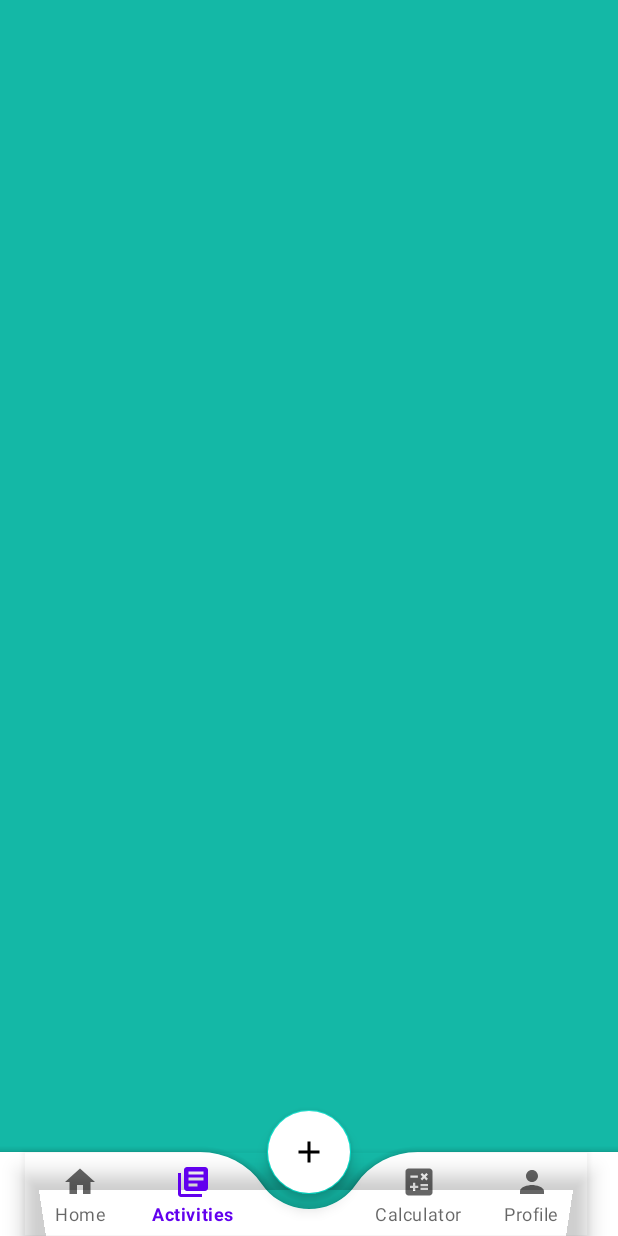
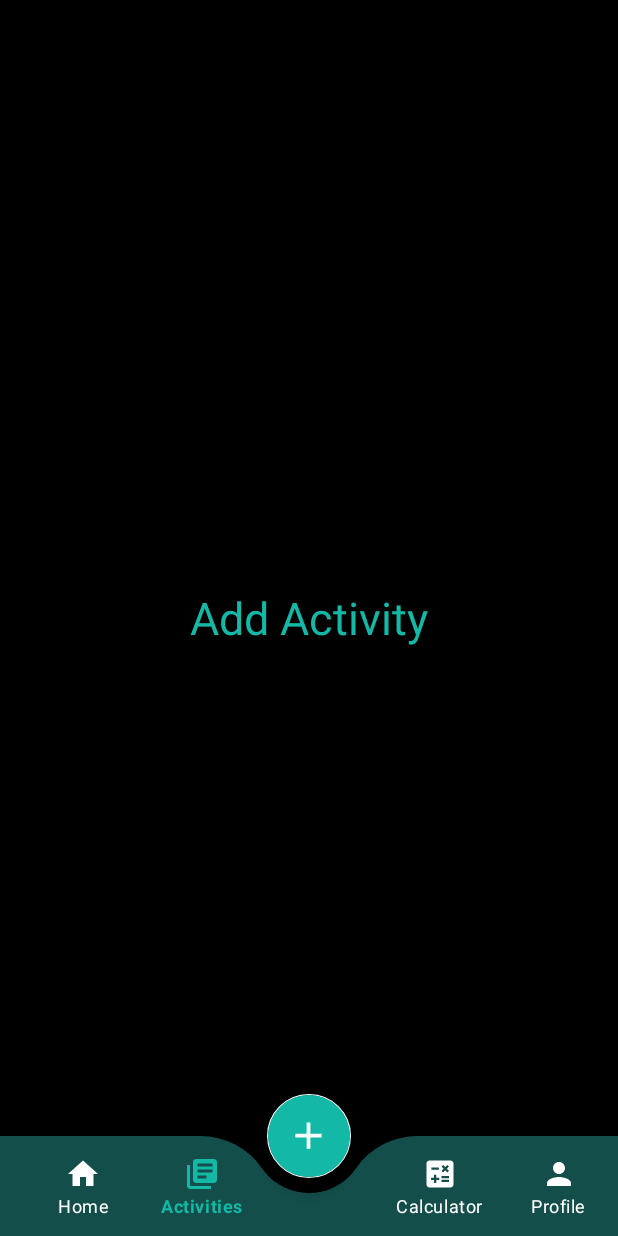
Before and after one commit to CodeWithSomesh/Study-Mate-Android-App, an Android app: the HomeActivity screen opened directly, with no data from a screen before it, item 2 of the bottom bar chosen, on a phone screen of 412 x 824 dp. Run offline under Robolectric (Android 15) with nearby library versions, the phone set to English and light mode, and no system bars.

Commit message:
Done with the Bottom Navbar of the app

```diff
--- a/app/build.gradle.kts
+++ b/app/build.gradle.kts
@@ -30,6 +30,10 @@ android {
         sourceCompatibility = JavaVersion.VERSION_1_8
         targetCompatibility = JavaVersion.VERSION_1_8
     }
+
+//    buildFeatures {
+//        viewBinding = true;
+//    }
 }
 
 dependencies {
--- /dev/null
+++ b/app/src/main/java/com/example/grademaster/ActivityFragment.java
@@ -0,0 +1,64 @@
+package com.example.grademaster;
+
+import android.os.Bundle;
+
+import androidx.fragment.app.Fragment;
+
+import android.view.LayoutInflater;
+import android.view.View;
+import android.view.ViewGroup;
+
+/**
+ * A simple {@link Fragment} subclass.
+ * Use the {@link ActivityFragment#newInstance} factory method to
+ * create an instance of this fragment.
+ */
+public class ActivityFragment extends Fragment {
+
+//    // TODO: Rename parameter arguments, choose names that match
+//    // the fragment initialization parameters, e.g. ARG_ITEM_NUMBER
+//    private static final String ARG_PARAM1 = "param1";
+//    private static final String ARG_PARAM2 = "param2";
+//
+//    // TODO: Rename and change types of parameters
+//    private String mParam1;
+//    private String mParam2;
+//
+//    public ActivityFragment() {
+//        // Required empty public constructor
+//    }
+//
+//    /**
+//     * Use this factory method to create a new instance of
+//     * this fragment using the provided parameters.
+//     *
+//     * @param param1 Parameter 1.
+//     * @param param2 Parameter 2.
+//     * @return A new instance of fragment ActivityFragment.
+//     */
+//    // TODO: Rename and change types and number of parameters
+//    public static ActivityFragment newInstance(String param1, String param2) {
+//        ActivityFragment fragment = new ActivityFragment();
+//        Bundle args = new Bundle();
+//        args.putString(ARG_PARAM1, param1);
+//        args.putString(ARG_PARAM2, param2);
+//        fragment.setArguments(args);
+//        return fragment;
+//    }
+//
+//    @Override
+//    public void onCreate(Bundle savedInstanceState) {
+//        super.onCreate(savedInstanceState);
+//        if (getArguments() != null) {
+//            mParam1 = getArguments().getString(ARG_PARAM1);
+//            mParam2 = getArguments().getString(ARG_PARAM2);
+//        }
+//    }
+
+    @Override
+    public View onCreateView(LayoutInflater inflater, ViewGroup container,
+                             Bundle savedInstanceState) {
+        // Inflate the layout for this fragment
+        return inflater.inflate(R.layout.fragment_activity, container, false);
+    }
+}
--- a/app/src/main/java/com/example/grademaster/HomeActivity.java
+++ b/app/src/main/java/com/example/grademaster/HomeActivity.java
@@ -1,5 +1,6 @@
 package com.example.grademaster;
 
+import android.annotation.SuppressLint;
 import android.os.Bundle;
 
 import androidx.activity.EdgeToEdge;
@@ -7,18 +8,55 @@ import androidx.appcompat.app.AppCompatActivity;
 import androidx.core.graphics.Insets;
 import androidx.core.view.ViewCompat;
 import androidx.core.view.WindowInsetsCompat;
+import androidx.fragment.app.Fragment;
+import androidx.fragment.app.FragmentManager;
+import androidx.fragment.app.FragmentTransaction;
+
+import com.google.android.material.bottomnavigation.BottomNavigationView;
 
 public class HomeActivity extends AppCompatActivity {
 
+    private BottomNavigationView bottomNavView;
+
+    @SuppressLint("NonConstantResourceId")
     @Override
     protected void onCreate(Bundle savedInstanceState) {
         super.onCreate(savedInstanceState);
-        EdgeToEdge.enable(this);
         setContentView(R.layout.activity_home);
         ViewCompat.setOnApplyWindowInsetsListener(findViewById(R.id.main), (v, insets) -> {
             Insets systemBars = insets.getInsets(WindowInsetsCompat.Type.systemBars());
             v.setPadding(systemBars.left, systemBars.top, systemBars.right, systemBars.bottom);
             return insets;
         });
+
+        bottomNavView = findViewById(R.id.bottomNavView);
+
+        replaceFragment(new HomeFragment());
+        bottomNavView.setBackground(null);
+        //bottomNavView.setItemActiveIndicatorColor();
+
+        bottomNavView.setOnItemSelectedListener(item -> {
+
+            int itemId = item.getItemId();
+
+            if (itemId == R.id.home) {
+                replaceFragment(new HomeFragment());
+            } else if (itemId == R.id.activities) {
+                replaceFragment(new ActivityFragment());
+            } else if (itemId == R.id.calculator) {
+                replaceFragment(new CalculatorFragment());
+            } else if (itemId == R.id.profile) {
+                replaceFragment(new ProfileFragment());
+            }
+
+            return true;
+        });
+    }
+
+    private void replaceFragment(Fragment fragment){
+        FragmentManager fragmentManager = getSupportFragmentManager();
+        FragmentTransaction fragmentTransaction = fragmentManager.beginTransaction();
+        fragmentTransaction.replace(R.id.frame_layout, fragment);
+        fragmentTransaction.commit();
     }
 }
--- /dev/null
+++ b/app/src/main/java/com/example/grademaster/HomeFragment.java
@@ -0,0 +1,64 @@
+package com.example.grademaster;
+
+import android.os.Bundle;
+
+import androidx.fragment.app.Fragment;
+
+import android.view.LayoutInflater;
+import android.view.View;
+import android.view.ViewGroup;
+
+/**
+ * A simple {@link Fragment} subclass.
+ * Use the {@link HomeFragment#newInstance} factory method to
+ * create an instance of this fragment.
+ */
+public class HomeFragment extends Fragment {
+
+//    // TODO: Rename parameter arguments, choose names that match
+//    // the fragment initialization parameters, e.g. ARG_ITEM_NUMBER
+//    private static final String ARG_PARAM1 = "param1";
+//    private static final String ARG_PARAM2 = "param2";
+//
+//    // TODO: Rename and change types of parameters
+//    private String mParam1;
+//    private String mParam2;
+//
+//    public HomeFragment() {
+//        // Required empty public constructor
+//    }
+//
+//    /**
+//     * Use this factory method to create a new instance of
+//     * this fragment using the provided parameters.
+//     *
+//     * @param param1 Parameter 1.
+//     * @param param2 Parameter 2.
+//     * @return A new instance of fragment HomeFragment.
+//     */
+//    // TODO: Rename and change types and number of parameters
+//    public static HomeFragment newInstance(String param1, String param2) {
+//        HomeFragment fragment = new HomeFragment();
+//        Bundle args = new Bundle();
+//        args.putString(ARG_PARAM1, param1);
+//        args.putString(ARG_PARAM2, param2);
+//        fragment.setArguments(args);
+//        return fragment;
+//    }
+//
+//    @Override
+//    public void onCreate(Bundle savedInstanceState) {
+//        super.onCreate(savedInstanceState);
+//        if (getArguments() != null) {
+//            mParam1 = getArguments().getString(ARG_PARAM1);
+//            mParam2 = getArguments().getString(ARG_PARAM2);
+//        }
+//    }
+
+    @Override
+    public View onCreateView(LayoutInflater inflater, ViewGroup container,
+                             Bundle savedInstanceState) {
+        // Inflate the layout for this fragment
+        return inflater.inflate(R.layout.fragment_home, container, false);
+    }
+}
--- a/app/src/main/java/com/example/grademaster/LoginActivity.java
+++ b/app/src/main/java/com/example/grademaster/LoginActivity.java
@@ -225,7 +225,7 @@ public class LoginActivity extends AppCompatActivity {
         super.onStart();
 
         //For temporary, need to remove
-        authProfile.signOut();
+        //authProfile.signOut();
 
         if (authProfile.getCurrentUser() != null) {
             startActivity(new Intent(LoginActivity.this, HomeActivity.class));
--- /dev/null
+++ b/app/src/main/res/color/bottom_nav_color_selector.xml
@@ -0,0 +1,5 @@
+<?xml version="1.0" encoding="utf-8"?>
+<selector xmlns:android="http://schemas.android.com/apk/res/android">
+    <item android:color="@color/light_teal" android:state_checked="true" /> <!-- Selected color -->
+    <item android:color="@color/white" /> <!-- Default/unselected color -->
+</selector>
--- /dev/null
+++ b/app/src/main/res/drawable/bottom_nav_item_background.xml
@@ -0,0 +1,5 @@
+<?xml version="1.0" encoding="utf-8"?>
+<selector xmlns:android="http://schemas.android.com/apk/res/android">
+    <item android:drawable="@color/black" android:state_checked="true" />
+    <item android:drawable="@android:color/transparent" />
+</selector>
--- a/app/src/main/res/layout/activity_home.xml
+++ b/app/src/main/res/layout/activity_home.xml
@@ -7,20 +7,22 @@
     android:layout_width="match_parent"
     android:layout_height="match_parent"
     tools:context=".HomeActivity"
-    android:background="#14B8A6">
+    android:background="@color/black">
 
     <FrameLayout
         android:id="@+id/frame_layout"
         android:layout_width="match_parent"
         android:layout_height="match_parent"
-        android:layout_gravity="top"/>
+        android:layout_gravity="top" />
 
     <com.google.android.material.bottomappbar.BottomAppBar
         android:layout_width="match_parent"
         android:layout_height="wrap_content"
+        android:paddingTop="5dp"
+        android:paddingBottom="5dp"
         android:id="@+id/bottomNavbar"
         android:layout_gravity="bottom"
-        android:background="@color/white"
+        android:backgroundTint="#134E4A"
         app:fabCradleMargin="10dp"
         app:fabCradleRoundedCornerRadius="50dp"
         app:layout_anchorGravity="bottom"
@@ -30,10 +32,12 @@
             android:layout_width="match_parent"
             android:layout_height="wrap_content"
             android:id="@+id/bottomNavView"
-            android:layout_marginEnd="20dp"
+            android:layout_marginEnd="0dp"
             app:labelVisibilityMode="labeled"
-            android:background="@android:color/transparent"
-            app:menu="@menu/bottom_navbar" />
+            app:menu="@menu/bottom_navbar"
+            app:itemTextColor="@color/bottom_nav_color_selector"
+            app:itemIconTint="@color/bottom_nav_color_selector"
+            android:background="@android:color/transparent"/>
 
 
     </com.google.android.material.bottomappbar.BottomAppBar>
@@ -41,10 +45,12 @@
     <com.google.android.material.floatingactionbutton.FloatingActionButton
         android:layout_width="wrap_content"
         android:layout_height="wrap_content"
-        android:backgroundTint="@color/white"
+        android:backgroundTint="#14B8A6"
         android:src="@drawable/baseline_add_24"
         app:layout_anchor="@id/bottomNavbar"
-        android:contentDescription="@string/addIconText"/>
+        android:contentDescription="@string/addIconText"
+        app:tint="@color/white"
+        app:maxImageSize="30dp"/>
 
 
 
--- /dev/null
+++ b/app/src/main/res/layout/fragment_activity.xml
@@ -0,0 +1,18 @@
+<?xml version="1.0" encoding="utf-8"?>
+<FrameLayout xmlns:android="http://schemas.android.com/apk/res/android"
+    xmlns:tools="http://schemas.android.com/tools"
+    android:layout_width="match_parent"
+    android:layout_height="match_parent"
+    android:background="@color/black"
+    tools:context=".ActivityFragment">
+
+    <!-- TODO: Update blank fragment layout -->
+    <TextView
+        android:layout_width="match_parent"
+        android:layout_height="match_parent"
+        android:text="Add Activity"
+        android:gravity="center"
+        android:textSize="30sp"
+        android:textColor="#14B8A6"/>
+
+</FrameLayout>
--- a/app/src/main/res/menu/bottom_navbar.xml
+++ b/app/src/main/res/menu/bottom_navbar.xml
@@ -1,9 +1,11 @@
 <?xml version="1.0" encoding="utf-8"?>
-<menu xmlns:android="http://schemas.android.com/apk/res/android">
+<menu xmlns:android="http://schemas.android.com/apk/res/android"
+    xmlns:app="http://schemas.android.com/apk/res-auto">
     <item
         android:id="@+id/home"
         android:title="Home"
-        android:icon="@drawable/baseline_home_24"/>
+        android:icon="@drawable/baseline_home_24"
+        app:tint="@color/white"/>
 
     <item
         android:id="@+id/activities"
--- a/app/src/main/res/values/colors.xml
+++ b/app/src/main/res/values/colors.xml
@@ -2,4 +2,5 @@
 <resources>
     <color name="black">#FF000000</color>
     <color name="white">#FFFFFFFF</color>
+    <color name="light_teal">#14B8A6</color>
 </resources>
--- a/app/src/main/res/values/strings.xml
+++ b/app/src/main/res/values/strings.xml
@@ -20,4 +20,6 @@
     <string name="backToLoginText">Back to Login</string>
     <string name="resetLinkButtonText">Send password reset link</string>
     <string name="addIconText">Add Activity</string>
+    <!-- TODO: Remove or change this placeholder text -->
+    <string name="hello_blank_fragment">Hello blank fragment</string>
 </resources>
--- a/app/src/main/res/values/themes.xml
+++ b/app/src/main/res/values/themes.xml
@@ -3,6 +3,16 @@
     <style name="Base.Theme.GradeMaster" parent="Theme.MaterialComponents.DayNight.NoActionBar">
         <!-- Customize your light theme here. -->
         <!-- <item name="colorPrimary">@color/my_light_primary</item> -->
+
+        <!-- Primary Brand Color -->
+        <item name="colorPrimary">@color/light_teal</item>
+        <item name="colorPrimaryVariant">@color/light_teal</item>
+        <item name="colorOnPrimary">@color/light_teal</item>
+
+        <!-- Secondary Brand Color -->
+        <item name="colorSecondary">@color/white</item>
+        <item name="colorSecondaryVariant">@color/white</item>
+        <item name="colorOnSecondary">@color/white</item>
     </style>
 
     <style name="Theme.GradeMaster" parent="Base.Theme.GradeMaster" />
```
Also changed, not shown: app/src/main/java/com/example/grademaster/CalculatorFragment.java (added, +64 -0 lines), app/src/main/java/com/example/grademaster/ProfileFragment.java (added, +64 -0 lines), app/src/main/res/layout/fragment_calculator.xml (added, +18 -0 lines), app/src/main/res/layout/fragment_home.xml (added, +18 -0 lines), app/src/main/res/layout/fragment_profile.xml (added, +18 -0 lines).
